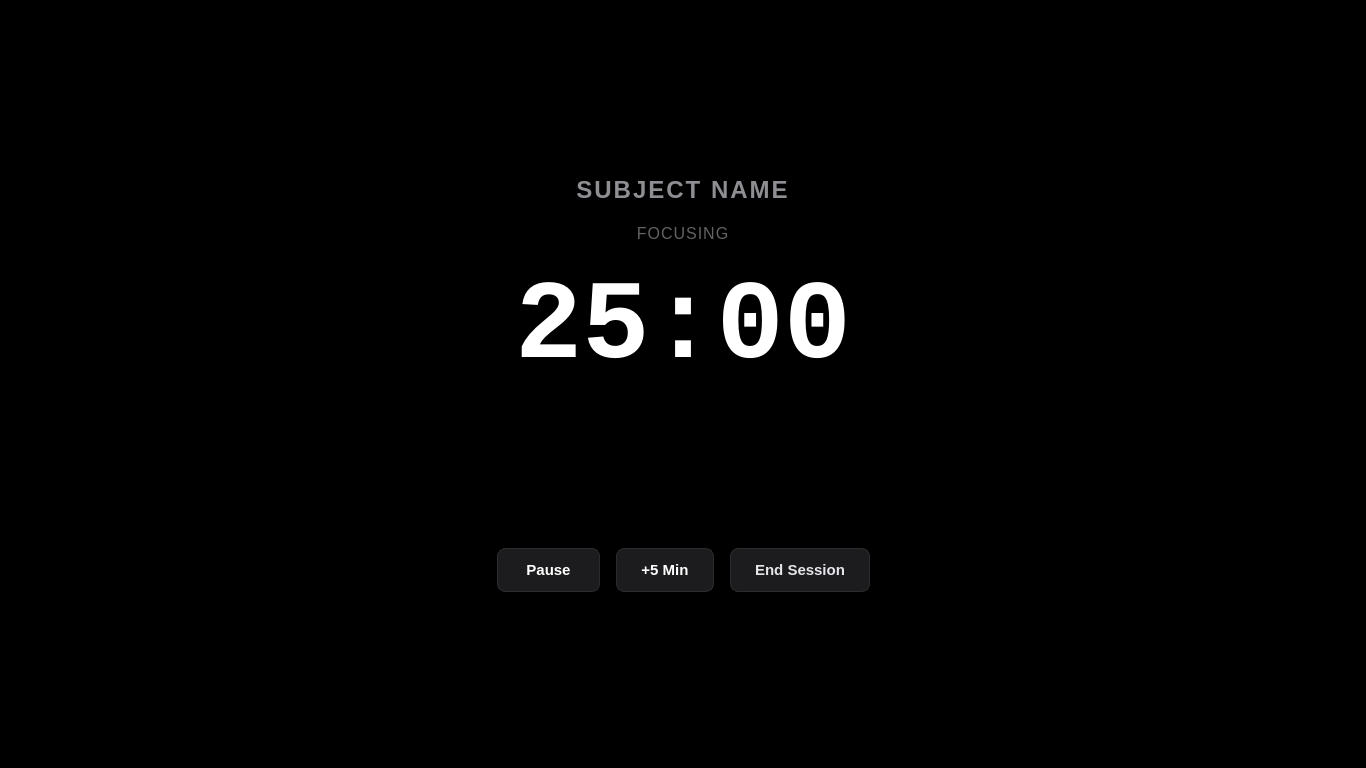
Above: src/study_station/ui/designer/focus_screen.ui from Maaloul-Khalil-M/StudyStationKiosk before the change. Below: the same form after it.
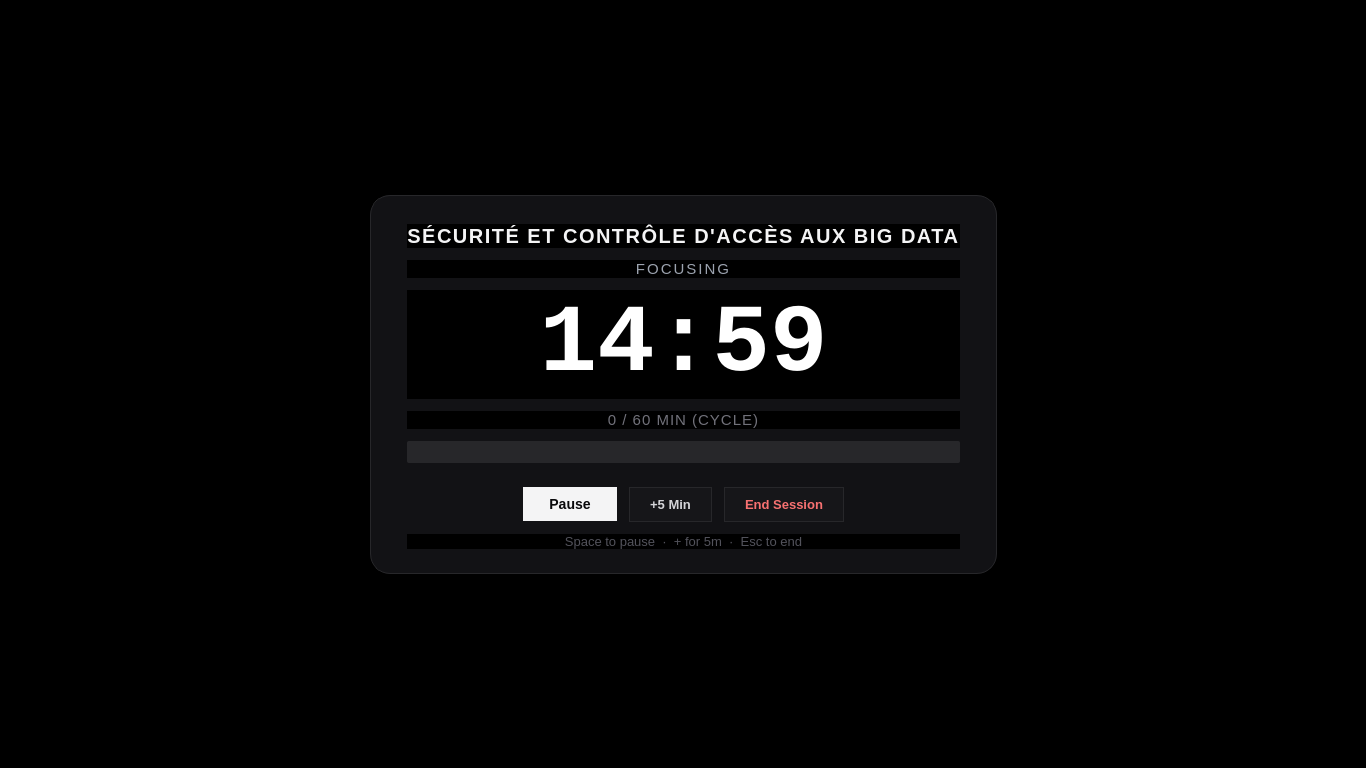
That is the form after the change.

Diff of the .ui file:
```diff
--- a/src/study_station/ui/designer/focus_screen.ui
+++ b/src/study_station/ui/designer/focus_screen.ui
@@ -15,19 +15,19 @@
   </property>
   <layout class="QVBoxLayout" name="mainVerticalLayout">
    <property name="spacing">
-    <number>20</number>
+    <number>0</number>
    </property>
    <property name="leftMargin">
-    <number>40</number>
+    <number>0</number>
    </property>
    <property name="topMargin">
-    <number>40</number>
+    <number>0</number>
    </property>
    <property name="rightMargin">
-    <number>40</number>
+    <number>0</number>
    </property>
    <property name="bottomMargin">
-    <number>40</number>
+    <number>0</number>
    </property>
    <item>
     <spacer name="topSpacer">
@@ -43,19 +43,65 @@
     </spacer>
    </item>
    <item>
+    <layout class="QHBoxLayout" name="centerLayout">
+     <item>
+      <spacer name="leftCenterSpacer">
+       <property name="orientation">
+        <enum>Qt::Horizontal</enum>
+       </property>
+       <property name="sizeHint" stdset="0">
+        <size>
+         <width>40</width>
+         <height>20</height>
+        </size>
+       </property>
+      </spacer>
+     </item>
+     <item>
+      <widget class="QFrame" name="focusCard">
+       <property name="minimumSize">
+        <size>
+         <width>560</width>
+         <height>360</height>
+        </size>
+       </property>
+       <property name="styleSheet">
+        <string notr="true">QFrame#focusCard {
+    background-color: #121215;
+    border: 1px solid #27272A;
+    border-radius: 20px;
+}</string>
+       </property>
+       <layout class="QVBoxLayout" name="cardLayout">
+        <property name="spacing">
+         <number>12</number>
+        </property>
+        <property name="leftMargin">
+         <number>36</number>
+        </property>
+        <property name="topMargin">
+         <number>28</number>
+        </property>
+        <property name="rightMargin">
+         <number>36</number>
+        </property>
+        <property name="bottomMargin">
+         <number>24</number>
+        </property>
+        <item>
     <widget class="QLabel" name="lblSubject">
      <property name="font">
       <font>
-       <pointsize>18</pointsize>
+            <pointsize>15</pointsize>
        <weight>75</weight>
        <bold>true</bold>
       </font>
      </property>
      <property name="styleSheet">
-      <string notr="true">color: #8E8E93; letter-spacing: 2px;</string>
+           <string notr="true">color: #F4F4F5; letter-spacing: 1.5px;</string>
      </property>
      <property name="text">
-      <string>SUBJECT NAME</string>
+           <string>SÉCURITÉ ET CONTRÔLE D'ACCÈS AUX BIG DATA</string>
      </property>
      <property name="alignment">
       <set>Qt::AlignCenter</set>
@@ -66,11 +112,12 @@
     <widget class="QLabel" name="lblState">
      <property name="font">
       <font>
-       <pointsize>12</pointsize>
+            <pointsize>11</pointsize>
+            <weight>50</weight>
       </font>
      </property>
      <property name="styleSheet">
-      <string notr="true">color: #636366; letter-spacing: 1px;</string>
+           <string notr="true">color: #9CA3AF; letter-spacing: 2px;</string>
      </property>
      <property name="text">
       <string>FOCUSING</string>
@@ -85,7 +132,7 @@
      <property name="font">
       <font>
        <family>Monospace</family>
-       <pointsize>84</pointsize>
+            <pointsize>72</pointsize>
        <weight>75</weight>
        <bold>true</bold>
       </font>
@@ -94,7 +141,7 @@
       <string notr="true">color: #FFFFFF;</string>
      </property>
      <property name="text">
-      <string>25:00</string>
+           <string>14:59</string>
      </property>
      <property name="alignment">
       <set>Qt::AlignCenter</set>
@@ -102,14 +149,57 @@
     </widget>
    </item>
    <item>
-    <spacer name="middleSpacer">
+         <widget class="QLabel" name="lblCycleProgress">
+          <property name="font">
+           <font>
+            <pointsize>11</pointsize>
+           </font>
+          </property>
+          <property name="styleSheet">
+           <string notr="true">color: #71717A; letter-spacing: 1px;</string>
+          </property>
+          <property name="text">
+           <string>0 / 60 MIN (CYCLE)</string>
+          </property>
+          <property name="alignment">
+           <set>Qt::AlignCenter</set>
+          </property>
+         </widget>
+        </item>
+        <item>
+         <widget class="QProgressBar" name="progressBar">
+          <property name="maximumHeight">
+           <number>4</number>
+          </property>
+          <property name="styleSheet">
+           <string notr="true">QProgressBar {
+    background-color: #27272A;
+    border-radius: 2px;
+    text-align: center;
+    border: none;
+}
+QProgressBar::chunk {
+    background-color: #E4E4E7;
+    border-radius: 2px;
+}</string>
+          </property>
+          <property name="value">
+           <number>0</number>
+          </property>
+          <property name="textVisible">
+           <bool>false</bool>
+          </property>
+         </widget>
+        </item>
+        <item>
+         <spacer name="cardMiddleSpacer">
      <property name="orientation">
       <enum>Qt::Vertical</enum>
      </property>
      <property name="sizeHint" stdset="0">
       <size>
        <width>20</width>
-       <height>30</height>
+            <height>12</height>
       </size>
      </property>
     </spacer>
@@ -117,7 +207,7 @@
    <item>
     <layout class="QHBoxLayout" name="controlsLayout">
      <property name="spacing">
-      <number>16</number>
+           <number>12</number>
      </property>
      <item>
       <spacer name="leftButtonSpacer">
@@ -138,7 +228,21 @@
         <cursorShape>PointingHandCursor</cursorShape>
        </property>
        <property name="styleSheet">
-        <string notr="true">QPushButton { background-color: #1C1C1E; color: #FFFFFF; font-size: 15px; font-weight: bold; border-radius: 8px; padding: 12px 28px; border: 1px solid #2C2C2E; } QPushButton:hover { background-color: #2C2C2E; }</string>
+             <string notr="true">QPushButton {
+    background-color: #F4F4F5;
+    color: #09090B;
+    font-size: 14px;
+    font-weight: 600;
+    border-radius: 20px;
+    padding: 9px 26px;
+    border: none;
+}
+QPushButton:hover {
+    background-color: #FFFFFF;
+}
+QPushButton:pressed {
+    background-color: #D4D4D8;
+}</string>
        </property>
        <property name="text">
         <string>Pause</string>
@@ -151,7 +255,23 @@
         <cursorShape>PointingHandCursor</cursorShape>
        </property>
        <property name="styleSheet">
-        <string notr="true">QPushButton { background-color: #1C1C1E; color: #FFFFFF; font-size: 15px; font-weight: bold; border-radius: 8px; padding: 12px 24px; border: 1px solid #2C2C2E; } QPushButton:hover { background-color: #2C2C2E; }</string>
+             <string notr="true">QPushButton {
+    background-color: #161619;
+    color: #D4D4D8;
+    font-size: 13px;
+    font-weight: 500;
+    border-radius: 20px;
+    padding: 9px 20px;
+    border: 1px solid #27272A;
+}
+QPushButton:hover {
+    background-color: #27272A;
+    color: #FFFFFF;
+    border-color: #3F3F46;
+}
+QPushButton:pressed {
+    background-color: #1A1A1E;
+}</string>
        </property>
        <property name="text">
         <string>+5 Min</string>
@@ -164,7 +284,23 @@
         <cursorShape>PointingHandCursor</cursorShape>
        </property>
        <property name="styleSheet">
-        <string notr="true">QPushButton { background-color: #1C1C1E; color: #E5E5EA; font-size: 15px; font-weight: bold; border-radius: 8px; padding: 12px 24px; border: 1px solid #2C2C2E; } QPushButton:hover { background-color: #3A3A3C; }</string>
+             <string notr="true">QPushButton {
+    background-color: #161619;
+    color: #F87171;
+    font-size: 13px;
+    font-weight: 500;
+    border-radius: 20px;
+    padding: 9px 20px;
+    border: 1px solid #27272A;
+}
+QPushButton:hover {
+    background-color: #27272A;
+    color: #EF4444;
+    border-color: #7F1D1D;
+}
+QPushButton:pressed {
+    background-color: #1A1A1E;
+}</string>
        </property>
        <property name="text">
         <string>End Session</string>
@@ -172,7 +308,43 @@
       </widget>
      </item>
      <item>
-      <spacer name="rightButtonSpacer">
+           <spacer name="btnRightSpacer">
+            <property name="orientation">
+             <enum>Qt::Horizontal</enum>
+            </property>
+            <property name="sizeHint" stdset="0">
+             <size>
+              <width>40</width>
+              <height>20</height>
+             </size>
+            </property>
+           </spacer>
+          </item>
+         </layout>
+        </item>
+        <item>
+         <widget class="QLabel" name="lblShortcutsHint">
+          <property name="font">
+           <font>
+            <pointsize>10</pointsize>
+           </font>
+          </property>
+          <property name="styleSheet">
+           <string notr="true">color: #52525B;</string>
+          </property>
+          <property name="text">
+           <string>Space to pause  ·  + for 5m  ·  Esc to end</string>
+          </property>
+          <property name="alignment">
+           <set>Qt::AlignCenter</set>
+          </property>
+         </widget>
+        </item>
+       </layout>
+      </widget>
+     </item>
+     <item>
+      <spacer name="rightCenterSpacer">
        <property name="orientation">
         <enum>Qt::Horizontal</enum>
        </property>
@@ -194,7 +366,7 @@
      <property name="sizeHint" stdset="0">
       <size>
        <width>20</width>
-       <height>100</height>
+       <height>80</height>
       </size>
      </property>
     </spacer>
```
Left out of the diff: 2 changed lines with no effect on the pictures. Lines whose indentation alone changed are shown as unchanged.
